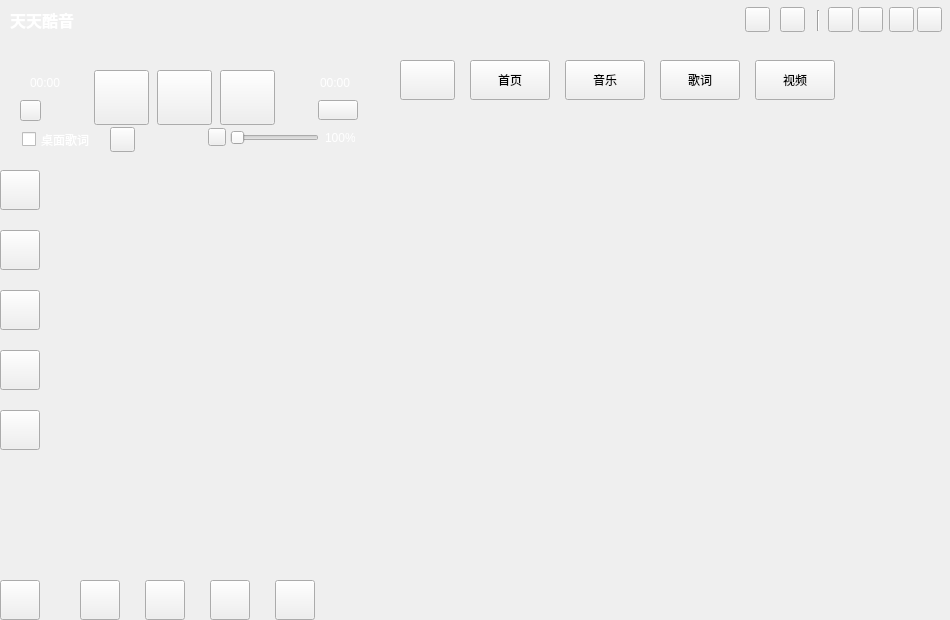
Before: the Qt Designer form ui/application/musicapplication.ui in Greedysky/TTKMusicPlayer, drawn with Qt 5.
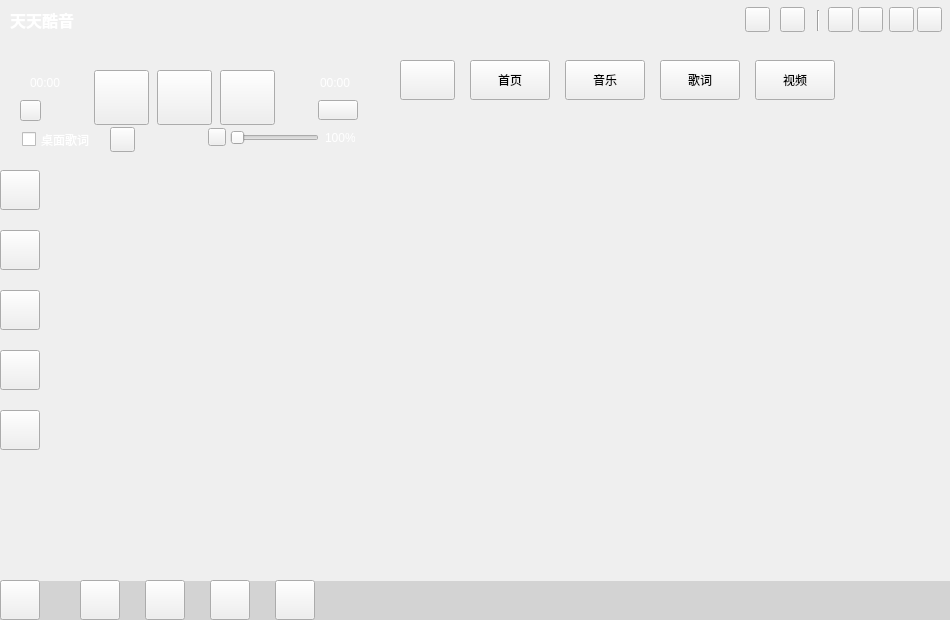
After: the same form once the commit is applied. Icons and pictures are not drawn. Custom widgets are drawn as their Qt base class.

Commit message: update music application ui interface[031658]

Patch:
```diff
--- a/ui/application/musicapplication.ui
+++ b/ui/application/musicapplication.ui
@@ -183,7 +183,7 @@
     <rect>
      <x>40</x>
      <y>160</y>
-     <width>330</width>
+     <width>331</width>
      <height>421</height>
     </rect>
    </property>
@@ -192,7 +192,7 @@
    <property name="geometry">
     <rect>
      <x>390</x>
-     <y>560</y>
+     <y>554</y>
      <width>521</width>
      <height>31</height>
     </rect>
@@ -376,7 +376,7 @@
      <x>390</x>
      <y>100</y>
      <width>521</width>
-     <height>461</height>
+     <height>455</height>
     </rect>
    </property>
    <property name="currentIndex">
@@ -732,6 +732,22 @@
     <string/>
    </property>
   </widget>
+  <widget class="QLabel" name="musicWindowSpace_2">
+   <property name="geometry">
+    <rect>
+     <x>0</x>
+     <y>581</y>
+     <width>951</width>
+     <height>39</height>
+    </rect>
+   </property>
+   <property name="styleSheet">
+    <string notr="true">background-color:rgba(0,0,0,30)</string>
+   </property>
+   <property name="text">
+    <string/>
+   </property>
+  </widget>
   <action name="action_About">
    <property name="text">
     <string>关于天天酷音(&amp;A)</string>
```
Left out of the diff: 11 changed lines with no effect on the pictures. The commit also changes 34 other files.
